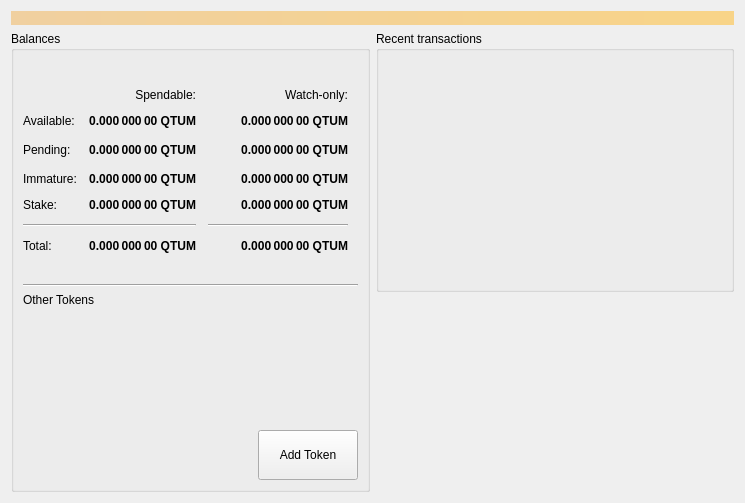
Qt form src/qt/forms/overviewpage.ui (qtumproject/qtum) before a commit.
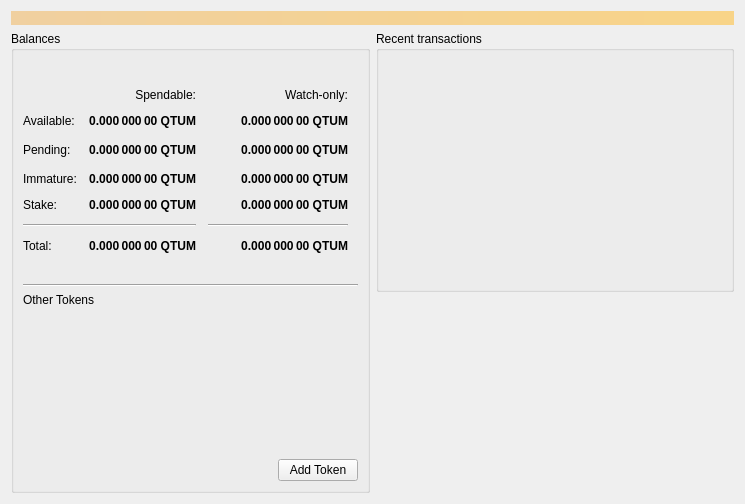
The same form after that commit. Icons and pictures are not drawn.

Commit message: Add push button CSS

```diff
--- a/src/qt/forms/overviewpage.ui
+++ b/src/qt/forms/overviewpage.ui
@@ -7,7 +7,7 @@
     <x>0</x>
     <y>0</y>
     <width>745</width>
-    <height>503</height>
+    <height>504</height>
    </rect>
   </property>
   <property name="windowTitle">
@@ -509,12 +509,6 @@
             </item>
             <item>
              <widget class="QPushButton" name="buttonAddToken">
-              <property name="minimumSize">
-               <size>
-                <width>100</width>
-                <height>50</height>
-               </size>
-              </property>
               <property name="text">
                <string>Add Token</string>
               </property>
```
The commit also changes 6 other files.
